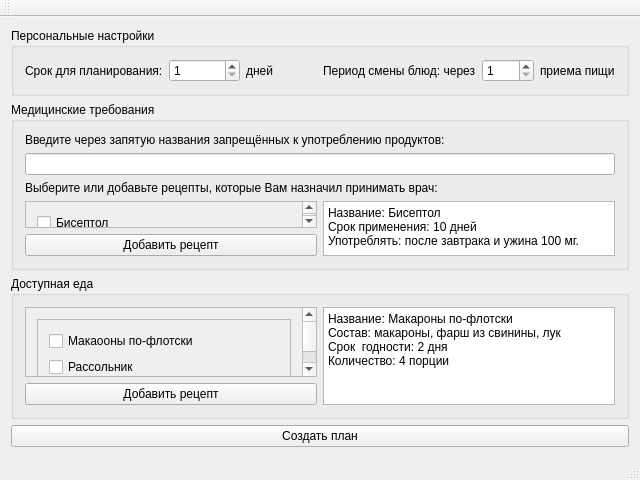
This is mainwindow.ui in SammyVimes/IDP-Strikes-back as Qt 5 draws it before an edit. The edited form follows.
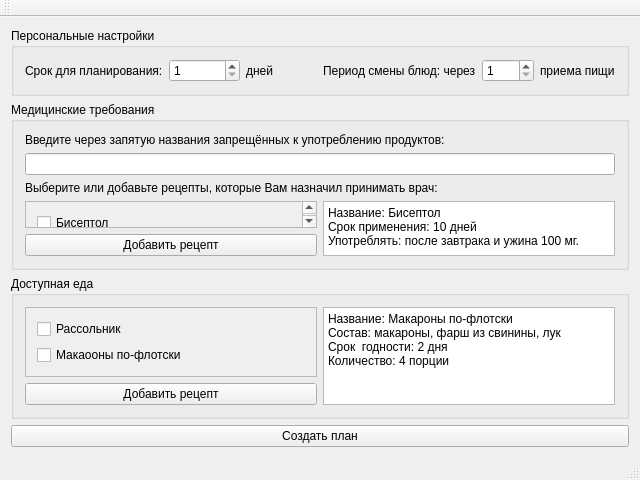
This is the edited form.

Commit message: Fixed food scroll area parenting

Patch:
```diff
--- a/mainwindow.ui
+++ b/mainwindow.ui
@@ -225,34 +225,12 @@
               <property name="geometry">
                <rect>
                 <x>0</x>
-                <y>-20</y>
-                <width>276</width>
-                <height>89</height>
-               </rect>
-              </property>
-              <layout class="QVBoxLayout" name="verticalLayout_6">
-               <item>
-                <widget class="QScrollArea" name="scrollArea">
-                 <property name="widgetResizable">
-                  <bool>true</bool>
-                 </property>
-                 <widget class="QWidget" name="scrollAreaWidgetContents_5">
-                  <property name="geometry">
-                   <rect>
-                    <x>0</x>
                     <y>0</y>
-                    <width>256</width>
+                <width>293</width>
                     <height>69</height>
                    </rect>
                   </property>
-                  <layout class="QVBoxLayout" name="verticalLayout_8">
-                   <item>
-                    <widget class="QCheckBox" name="foodCheckBox_2">
-                     <property name="text">
-                      <string>Макаооны по-флотски</string>
-                     </property>
-                    </widget>
-                   </item>
+              <layout class="QVBoxLayout" name="verticalLayout_6">
                    <item>
                     <widget class="QCheckBox" name="foodCheckBox_1">
                      <property name="text">
@@ -260,8 +238,11 @@
                      </property>
                     </widget>
                    </item>
-                  </layout>
-                 </widget>
+               <item>
+                <widget class="QCheckBox" name="foodCheckBox_2">
+                 <property name="text">
+                  <string>Макаооны по-флотски</string>
+                 </property>
                 </widget>
                </item>
               </layout>
```
Lines whose indentation alone changed are shown as unchanged.
